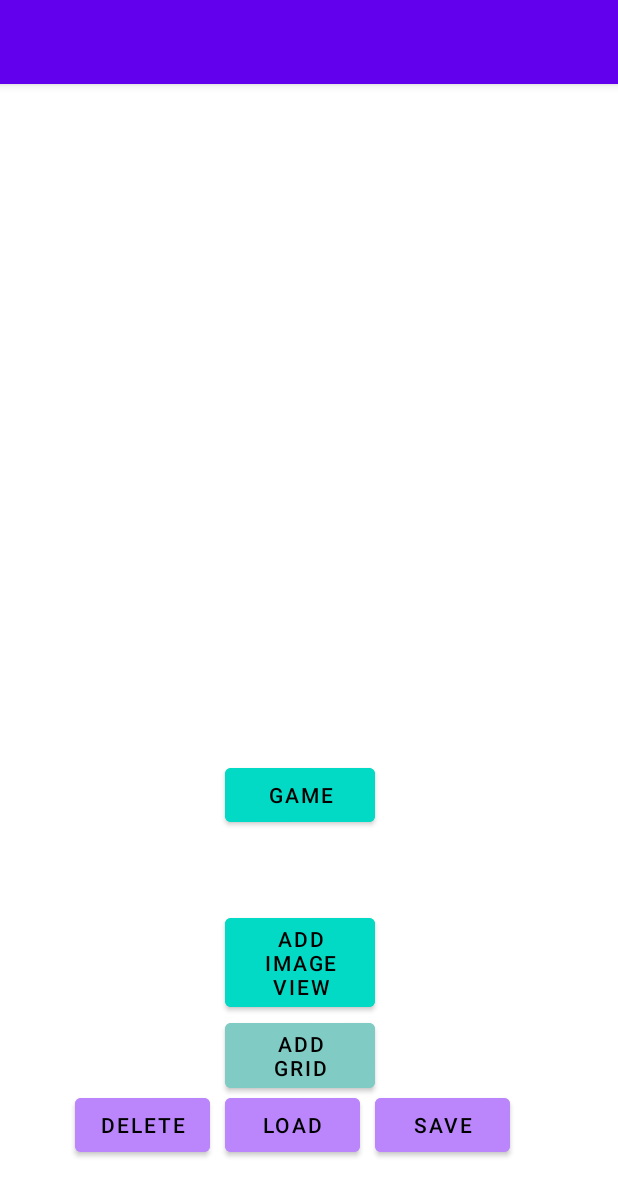
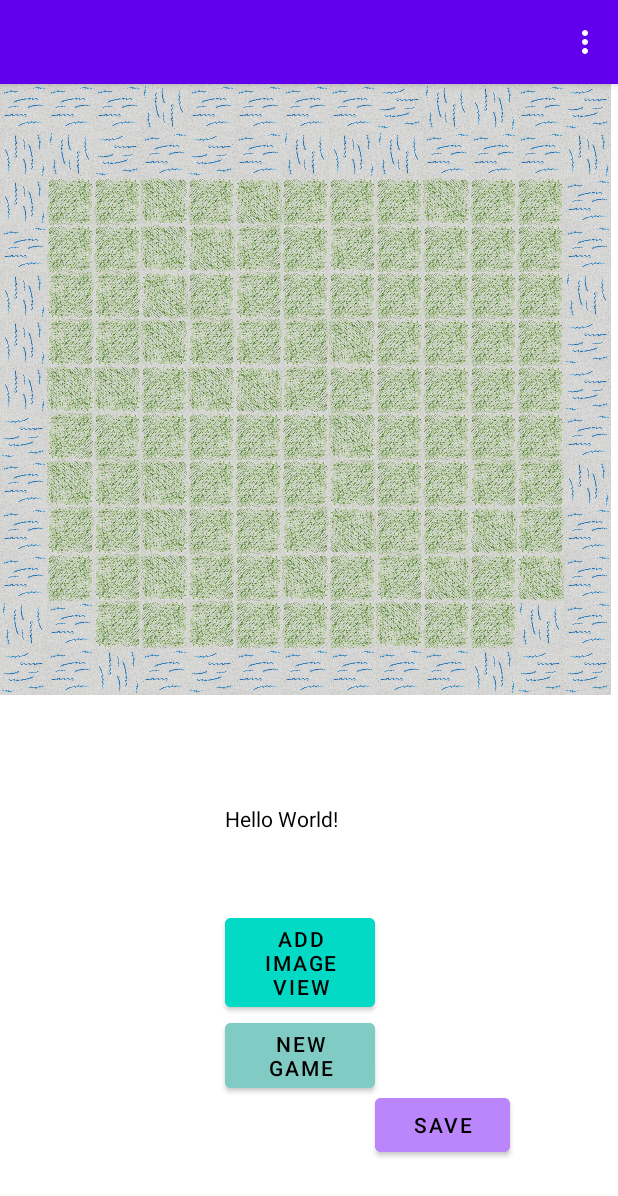
Before and after one commit to basilmik/Jackal, an Android app: the screen it shows after launch (MainActivity), on a phone screen of 412 x 824 dp. Shown: the top 1196 px of the screen. Run offline under Robolectric (Android 15) with nearby library versions, the phone set to English and light mode, and no system bars; our stand-ins replace Room's generated code.

Commit message:
add burger

```diff
--- a/app/src/main/java/com/basilgames/android/jackal/CatsOnTable.kt
+++ b/app/src/main/java/com/basilgames/android/jackal/CatsOnTable.kt
@@ -84,6 +84,10 @@ class CatsOnTable {
         Log.d(TAG, "loadFromDB.End")
     }
 
+    fun getSize(): Int{
+        return  db.getCats().size
+    }
+
 
 
 }
--- a/app/src/main/java/com/basilgames/android/jackal/MainActivity.kt
+++ b/app/src/main/java/com/basilgames/android/jackal/MainActivity.kt
@@ -4,11 +4,10 @@ package com.basilgames.android.jackal
 import android.annotation.SuppressLint
 import android.content.Intent
 import android.os.Bundle
+import android.view.Menu
+import android.view.MenuItem
 import android.view.View
-import android.widget.Button
-import android.widget.GridLayout
-import android.widget.ImageView
-import android.widget.Toast
+import android.widget.*
 import androidx.appcompat.app.AppCompatActivity
 import java.lang.Integer.min
 
@@ -24,9 +23,10 @@ class MainActivity : AppCompatActivity() {
 
     private lateinit var addViewButton: Button
     private lateinit var addGridButton: Button
-    private lateinit var deleteButton: Button
-    private lateinit var loadButton: Button
+    //private lateinit var deleteButton: Button
+    //private lateinit var loadButton: Button
     private lateinit var saveButton: Button
+    private lateinit var textView: TextView
 
     lateinit var tileGrid: TileGrid
     lateinit var cats: CatsOnTable
@@ -36,60 +36,72 @@ class MainActivity : AppCompatActivity() {
     @SuppressLint("ClickableViewAccessibility")
     override fun onCreate(savedInstanceState: Bundle?) {
         super.onCreate(savedInstanceState)
+        setContentView(R.layout.activity_main)
 
-         val h = applicationContext.resources.displayMetrics.heightPixels
-         val w = applicationContext.resources.displayMetrics.widthPixels
-         val minwh = min(h, w)
-         val sideLen = minwh/13
-        setContentView(R.layout.activity_main)
+
+        val h = applicationContext.resources.displayMetrics.heightPixels
+        val w = applicationContext.resources.displayMetrics.widthPixels
+        val minwh = min(h, w)
+        val sideLen = minwh/13
+
         tableView = findViewById(R.id.table_view)
         addViewButton = findViewById(R.id.addview)
         addGridButton = findViewById(R.id.addgrid)
-        deleteButton = findViewById(R.id.deletegrid)
-        loadButton = findViewById(R.id.loadgrid)
+        //deleteButton = findViewById(R.id.deletegrid)
+        //loadButton = findViewById(R.id.loadgrid)
+        textView = findViewById(R.id.textView)
         saveButton = findViewById(R.id.savegrid)
 
         tileGrid = TileGrid(this)
         cats = CatsOnTable()
+        //tileGrid.clearDB()
+        //cats.clearDB()
+        /*Toast.makeText(
+            applicationContext,
+            " sea ${tileGrid.getSize()}", Toast.LENGTH_LONG
+        ).show()*/
 
-        val next = findViewById<View>(R.id.gameactivity) as Button
-       /* next.setOnClickListener {
-            fun onClick(view: View) {
-                val myIntent = Intent(view.context, GameActivity::class.java)
-                startActivityForResult(myIntent, 0)
-            }
-        }*/
-        next.setOnClickListener{
-            Toast.makeText(applicationContext, "on btn", Toast.LENGTH_LONG).show()
+        if (tileGrid.getSize() > 0)
+        {
+            tileGrid.columnCount = 13
+            tileGrid.rowCount = 13
+            tableView.addChild(tileGrid, 0, 0, minwh, minwh)
 
-            intent = Intent(applicationContext, GameActivity::class.java)
-            intent.putExtra("key", 169);
-            startActivity(intent)
-            finish()
+            tileGrid.loadFromDB(sideLen, sideLen)
+            //tileGrid.top = (h-w)/2
 
+            if (cats.getSize() > 0)
+            cats.loadFromDB(tableView)
+        }else
+        {
+            tileGrid.columnCount = 13
+            tileGrid.rowCount = 13
+            tableView.addChild(tileGrid, 0, 0, minwh, minwh)
+
+            tileGrid.createNewGrid(sideLen, sideLen)
+            cats.clearDB()
         }
 
 
         addGridButton.setOnClickListener { // initialising new layout
             if (!tileGrid.isGridSet) {
-
                 tileGrid.columnCount = 13
                 tileGrid.rowCount = 13
                 tableView.addChild(tileGrid, 0, 0, minwh, minwh)
 
                 tileGrid.createNewGrid(sideLen, sideLen)
                 cats.clearDB()
-
             }
         }
 
-        deleteButton.setOnClickListener {
+        /*deleteButton.setOnClickListener {
             tileGrid.clearDB()
             cats.clearDB()
-        }
+        }*/
 
 
-        loadButton.setOnClickListener {
+
+        /*loadButton.setOnClickListener {
             if (!tileGrid.isGridSet) {
 
                 tileGrid.columnCount = 13
@@ -100,7 +112,7 @@ class MainActivity : AppCompatActivity() {
                 //tileGrid.top = (h-w)/2
                 cats.loadFromDB(tableView)
             }
-        }
+        }*/
 
 
 
@@ -132,6 +144,29 @@ class MainActivity : AppCompatActivity() {
 
     }
 
+    override fun onCreateOptionsMenu(menu: Menu?): Boolean {
+        val inflater = menuInflater
+        inflater.inflate(R.menu.main_menu, menu)
+        return super.onCreateOptionsMenu(menu)
+    }
+
+    override fun onOptionsItemSelected(item: MenuItem): Boolean {
+        when (item.itemId) {
+            R.id.action_new_game -> {
+                textView.text = "New game!"
+                return true
+            }
+            R.id.action_rules -> {
+                textView.text = "Rules"
+                return true
+            }
+            R.id.action_about -> {
+                textView.text = "About"
+                return true
+            }
+        }
+        return super.onOptionsItemSelected(item)
+    }
 
     fun addImageView(imageView: ImageView, x: Int, y: Int, _w: Int, _h: Int)
     {
--- a/app/src/main/java/com/basilgames/android/jackal/TileGrid.kt
+++ b/app/src/main/java/com/basilgames/android/jackal/TileGrid.kt
@@ -4,6 +4,7 @@ import android.content.Context
 import android.util.Log
 import android.widget.GridLayout
 import android.widget.ImageView
+import android.widget.Toast
 import com.basilgames.android.jackal.database.Tile
 import com.basilgames.android.jackal.database.TileRepository
 
@@ -12,8 +13,8 @@ private const val TAG2 = "TileGrid2"
 
 class TileGrid(context: Context?) : GridLayout(context!!) {
 
-    private val db: TileRepository = TileRepository.get()
-    private val tileList = db.getTiles2()
+   // private val db: TileRepository = TileRepository.get()
+    //private val tileList = db.getTiles2()
     private val den = resources.displayMetrics.density
 
     private val N = 13
@@ -22,10 +23,11 @@ class TileGrid(context: Context?) : GridLayout(context!!) {
     // create new grid
     fun createNewGrid(_h: Int, _w: Int){
 
+        val db: TileRepository = TileRepository.get()
+        val tileList = db.getTiles2()
         clearDB()
         val cardSet= CardSet()
         cardSet.mixCardSet()
-
 
         for (columnIndex in 0 until N) {
             for (rowIndex in 0 until N) {
@@ -37,10 +39,14 @@ class TileGrid(context: Context?) : GridLayout(context!!) {
 
                 var newImageRes = 0
 
-                if ((columnIndex == 1 && rowIndex == 1 || columnIndex == 1 && rowIndex == N-2
+                if ((columnIndex == 1 && columnIndex == 1 || columnIndex == 1 && rowIndex == N-2
                     || columnIndex == N-2 && rowIndex == 1 || columnIndex == N-2 && rowIndex == N-2)
                     || (columnIndex == 0 || columnIndex == N-1 || rowIndex == 0 || rowIndex == N-1))
                 {
+                    Toast.makeText(
+                        context.applicationContext,
+                        " sea $columnIndex $columnIndex", Toast.LENGTH_LONG
+                    ).show()
                     newImageRes = R.drawable.sea
                     tileView.setImageRes(newImageRes)
                     tileView.setImageResource(R.drawable.sea)
@@ -74,6 +80,8 @@ class TileGrid(context: Context?) : GridLayout(context!!) {
 
     fun saveToDB()
     {
+        val db: TileRepository = TileRepository.get()
+        val tileList = db.getTiles2()
 
         for (columnIndex in 0..12) {
             for (rowIndex in 0..12) {
@@ -94,7 +102,8 @@ class TileGrid(context: Context?) : GridLayout(context!!) {
     }
 
     fun loadFromDB(h: Int, w: Int)
-    {
+    {   val db: TileRepository = TileRepository.get()
+        val tileList = db.getTiles2()
         for (tile in tileList) {
             Log.d(TAG, "id = ${tile.id}")
             val tileView = TileView(context)
@@ -122,9 +131,16 @@ class TileGrid(context: Context?) : GridLayout(context!!) {
     }
 
 
+    fun getSize(): Int {
+        val db: TileRepository = TileRepository.get()
+        val tileList = db.getTiles2()
+        return tileList.size
+    }
 
     fun clearDB()
     {
+        val db: TileRepository = TileRepository.get()
+        val tileList = db.getTiles2()
         db.deleteTiles()
     }
 
--- a/app/src/main/res/layout/activity_main.xml
+++ b/app/src/main/res/layout/activity_main.xml
@@ -1,4 +1,6 @@
 <?xml version="1.0" encoding="utf-8"?>
+
+
 <RelativeLayout
 xmlns:android="http://schemas.android.com/apk/res/android"
 xmlns:app="http://schemas.android.com/apk/res-auto"
@@ -10,24 +12,15 @@ tools:context=".MainActivity"
 
 >
 
+
     <com.basilgames.android.jackal.ZoomableView
         android:id="@+id/table_view"
         android:layout_width="wrap_content"
-        android:layout_height="wrap_content"
-        >
+        android:layout_height="wrap_content">
 
     </com.basilgames.android.jackal.ZoomableView>
 
-    <Button
-        android:id="@+id/gameactivity"
-        android:layout_width="100dp"
-        android:layout_height="wrap_content"
-        android:backgroundTint="@color/teal_200"
-        android:layout_marginTop="450dp"
-        android:layout_marginLeft="150dp"
-        android:text="GAME"
-        android:textColor="@color/black"
-        />
+
 
 
     <Button
@@ -49,11 +42,17 @@ tools:context=".MainActivity"
         android:layout_marginTop="620dp"
         android:backgroundTint="#80CBC4"
         android:gravity="center"
-        android:text="Add Grid"
+        android:text="New Game"
+        android:textColor="@color/black" />
+    <TextView
+        android:id="@+id/textView"
+        android:layout_width="wrap_content"
+        android:layout_height="wrap_content"
+        android:layout_marginLeft="150dp"
+        android:layout_marginTop="480dp"
         android:textColor="@color/black"
-        />
-
-    <Button
+        android:text="Hello World!"/>
+    <!--<Button
         android:id="@+id/deletegrid"
         android:layout_width="90dp"
         android:layout_height="wrap_content"
@@ -75,7 +74,8 @@ tools:context=".MainActivity"
         android:gravity="center"
         android:text="load"
         android:textColor="@color/black"
-        />
+        />-->
+
     <Button
         android:id="@+id/savegrid"
         android:layout_width="90dp"
--- /dev/null
+++ b/app/src/main/res/menu/main_menu.xml
@@ -0,0 +1,21 @@
+<?xml version="1.0" encoding="utf-8"?>
+<menu xmlns:android="http://schemas.android.com/apk/res/android"
+    xmlns:app="http://schemas.android.com/apk/res-auto"
+    xmlns:tools="http://schemas.android.com/tools"
+    tools:context=".MainActivity">
+    <item
+        android:id="@+id/action_new_game"
+        android:orderInCategory="100"
+        android:title="new game"
+        app:showAsAction="never"/>
+    <item
+        android:id="@+id/action_rules"
+        android:orderInCategory="100"
+        android:title="rules"
+        app:showAsAction="never"/>
+    <item
+        android:id="@+id/action_about"
+        android:orderInCategory="100"
+        android:title="about app"
+        app:showAsAction="never"/>
+</menu>
```
Also changed, not shown: app/src/main/java/com/basilgames/android/jackal/GameActivity.kt (deleted, +0 -26 lines), app/src/main/java/com/basilgames/android/jackal/ZoomableView.java (+31 -5 lines), app/src/main/res/layout/activity_game.xml (deleted, +0 -15 lines).
